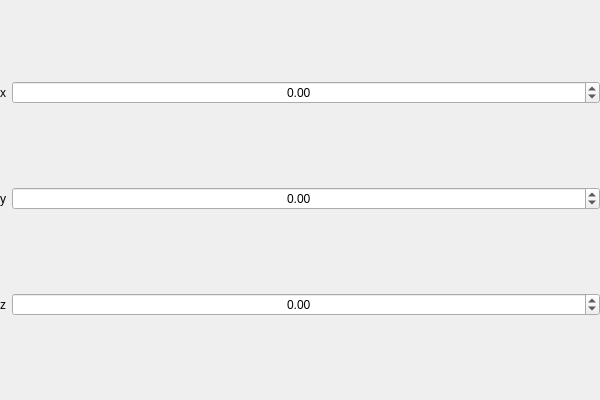
The window that VectorInput.ui (ducla9762-stack/abc3d) describes before a commit, drawn with Qt 5.
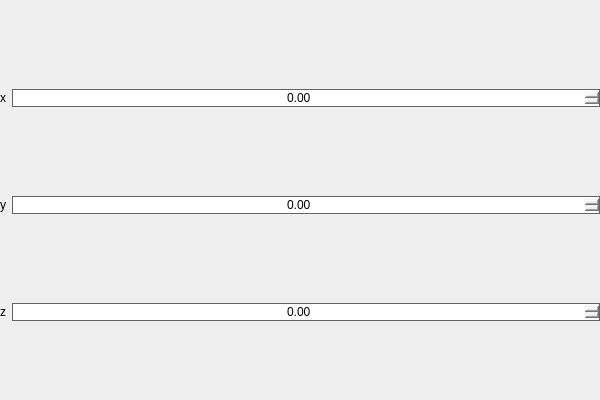
The same window after the commit.

Commit message: Starting scene hierarchy, UI improvements

Diff of the .ui file:
```diff
--- a/VectorInput.ui
+++ b/VectorInput.ui
@@ -18,7 +18,7 @@
     <number>0</number>
    </property>
    <property name="topMargin">
-    <number>0</number>
+    <number>10</number>
    </property>
    <property name="rightMargin">
     <number>0</number>
@@ -30,10 +30,13 @@
     <number>6</number>
    </property>
    <property name="verticalSpacing">
-    <number>2</number>
+    <number>10</number>
    </property>
    <item row="1" column="1">
     <widget class="QDoubleSpinBox" name="ySpinner">
+     <property name="styleSheet">
+      <string notr="true">border: 1px solid #646464;</string>
+     </property>
      <property name="alignment">
       <set>Qt::AlignmentFlag::AlignCenter</set>
      </property>
@@ -47,6 +50,9 @@
    </item>
    <item row="0" column="1">
     <widget class="QDoubleSpinBox" name="xSpinner">
+     <property name="styleSheet">
+      <string notr="true">border: 1px solid #646464;</string>
+     </property>
      <property name="alignment">
       <set>Qt::AlignmentFlag::AlignCenter</set>
      </property>
@@ -63,6 +69,9 @@
    </item>
    <item row="2" column="1">
     <widget class="QDoubleSpinBox" name="zSpinner">
+     <property name="styleSheet">
+      <string notr="true">border: 1px solid #646464;</string>
+     </property>
      <property name="frame">
       <bool>true</bool>
      </property>
```
The commit also changes 5 other files.
